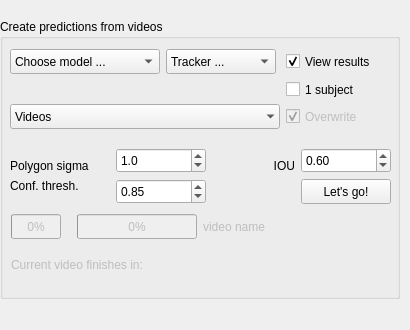
Qt form octron/qt_gui/octron.ui (horsto/OCTRON-GUI) before a commit; both pictures show x 0 to 410 and y 370 to 700 of the 410 by 700 pixel window.
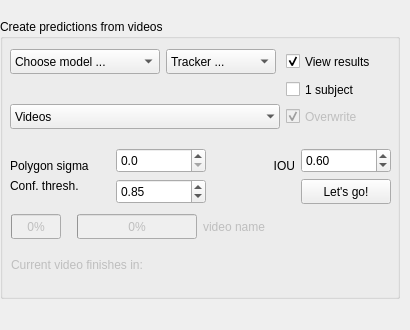
The same form after that commit. The open tabs and pages were chosen to show the change. Icons and pictures are not drawn.

Commit message:
Update tooltips and standard values in GUI
This concerns IOU threshold and polygon smoothing

```diff
--- a/octron/qt_gui/octron.ui
+++ b/octron/qt_gui/octron.ui
@@ -2433,7 +2433,7 @@
                 <double>0.500000000000000</double>
                </property>
                <property name="value">
-                <double>1.000000000000000</double>
+                <double>0.000000000000000</double>
                </property>
               </widget>
              </item>
```
Left out of the diff: 10 changed lines with no effect on the pictures. The commit also changes 3 other files.
